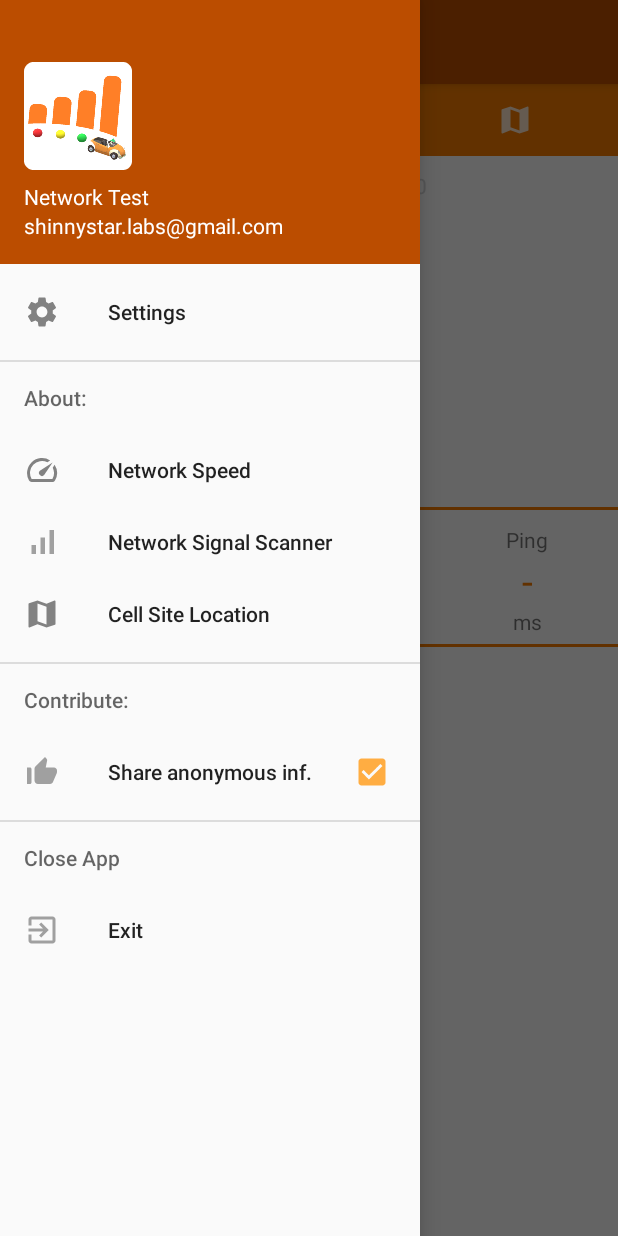
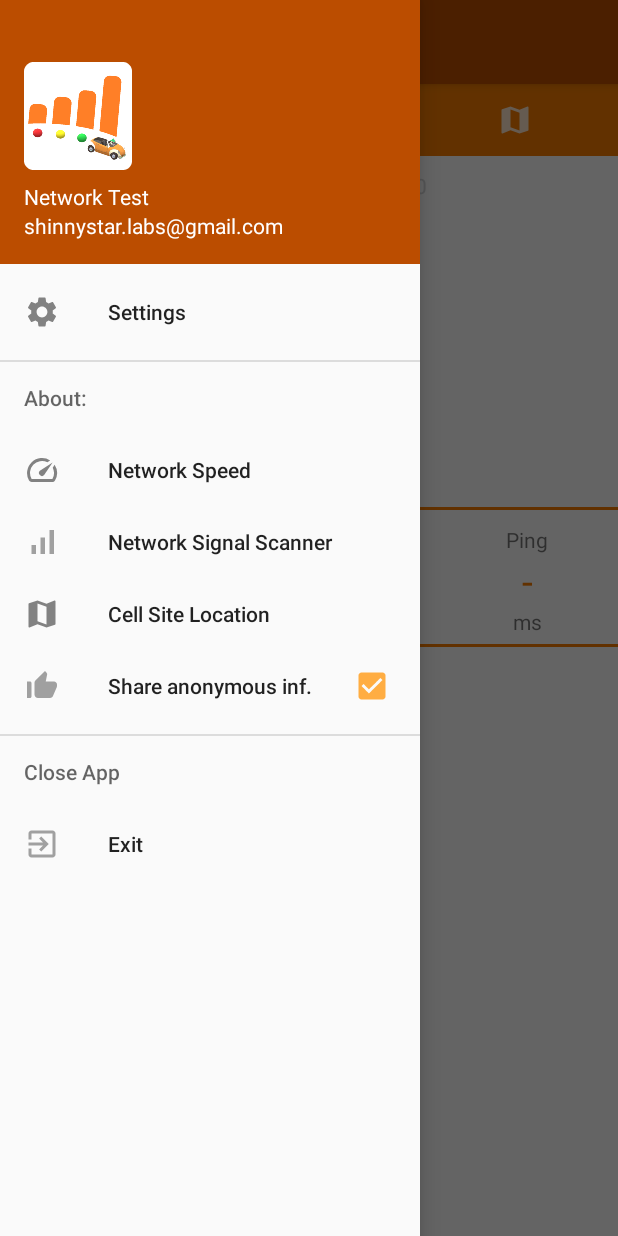
Before and after one commit to lestelor/FindYourAntenna, an Android app: the screen it shows after launch (MainActivity), with the side drawer open, on a phone screen of 412 x 824 dp. Run offline under Robolectric (Android 15) with nearby library versions, the phone set to English and light mode, and no system bars; our stand-ins replace AdMob, Firebase (no records; nobody signed in at launch, a user with empty details on screens opened directly), navigation-ui; libraries missing offline, so code that uses them is left out: com.github.anastr.speedviewlib, fr.bmartel.speedtest; plain views replace SpeedView; 17 statements that could not run were skipped.

```diff
--- a/app/src/main/java/lestelabs/antenna/ui/main/MainActivity.kt
+++ b/app/src/main/java/lestelabs/antenna/ui/main/MainActivity.kt
@@ -105,7 +105,7 @@ interface GetfileState {
         /*Cast MenuItem to CheckBox
           CheckBox checkBox= (CheckBox) menuItem.getActionView();
           */
-        checkBox = navigationView.menu.getItem(2).subMenu.getItem(0).actionView as CheckBox
+        checkBox = navigationView.menu.getItem(2).actionView as CheckBox
 
         val sharedPreferences = baseContext.getSharedPreferences("sharedpreferences", Context.MODE_PRIVATE)
         val pleaseContribute = sharedPreferences.getBoolean("please_contribute", true)
@@ -123,7 +123,7 @@ interface GetfileState {
         })
 
 
-        Log.d("cfauli", "submenu " + navigationView.menu.getItem(2).subMenu.getItem(0).toString())
+        Log.d("cfauli", "submenu " + navigationView.menu.getItem(2).toString())
 
         if ((ActivityCompat.checkSelfPermission(this, Manifest.permission.READ_PHONE_STATE) != PackageManager.PERMISSION_GRANTED) ||
             (ActivityCompat.checkSelfPermission(this, Manifest.permission.ACCESS_FINE_LOCATION) != PackageManager.PERMISSION_GRANTED)) {
@@ -131,8 +131,8 @@ interface GetfileState {
             Thread.sleep(1000)
         }
 
-
-        checkAllPermission {
+        // wait until all permissions cleared
+        checkAllPermission(this) {}
 
         tabLayout.addTab(tabLayout.newTab())
         tabLayout.addTab(tabLayout.newTab())
@@ -180,7 +180,7 @@ interface GetfileState {
             override fun onTabUnselected(tab: TabLayout.Tab) {}
             override fun onTabReselected(tab: TabLayout.Tab) {}
         })
-        }
+
     }
 
 
@@ -193,20 +193,6 @@ interface GetfileState {
 
         return true
     }*/
-
-
-
-    fun checkAllPermission(callback: (Boolean) -> Unit) {
-        while ((ActivityCompat.checkSelfPermission(this, Manifest.permission.READ_PHONE_STATE) != PackageManager.PERMISSION_GRANTED) ||
-            (ActivityCompat.checkSelfPermission(this, Manifest.permission.ACCESS_FINE_LOCATION) != PackageManager.PERMISSION_GRANTED)) {
-            Thread.sleep(1000)
-        }
-        callback(true)
-    }
-
-
-
-
 
     companion object {
         const val PERMISSION_REQUEST_CODE = 1
--- a/app/src/main/java/lestelabs/antenna/ui/main/Tab1.kt
+++ b/app/src/main/java/lestelabs/antenna/ui/main/Tab1.kt
@@ -79,7 +79,7 @@ class Tab1 : Fragment() {
     var clockTimerHanlerActive = false
     private lateinit var mHandlerTask: Runnable
     private var firstOnResume = true
-    private var minTime:Long = 1000
+    private var minTime:Long = 10000
 
     private lateinit var tvDownload:TextView
     private lateinit var tvUpload:TextView
@@ -112,6 +112,7 @@ class Tab1 : Fragment() {
     override fun onStart() {
         // call the superclass method first
         super.onStart()
+
         Log.d("cfauli", "OnStart Tab1")
     }
     override fun onStop() {
@@ -140,6 +141,8 @@ class Tab1 : Fragment() {
         Log.d("cfauli", "OnCreateView TAB1")
         // Inflate view
         fragmentView = inflater.inflate(R.layout.fragment_tab1, container, false)
+
+
             // layout widgets
             tvDownload = fragmentView.findViewById<View>(R.id.tvSpeedtestDownload) as TextView
             tvUpload = fragmentView.findViewById<View>(R.id.tvSpeedtestUpload) as TextView
@@ -148,7 +151,10 @@ class Tab1 : Fragment() {
             speedometer = fragmentView.findViewById<SpeedView>(R.id.speedView)
             //val fab: ImageView = fragmentView.findViewById(R.id.btSpeedTest)
             db = FirebaseFirestore.getInstance()
+
+
         fusedLocationClient = LocationServices.getFusedLocationProviderClient(requireContext())
+
 
             val arrayOfSpeed: ArrayList<SpeedTest> = ArrayList<SpeedTest>()
             val adapter = SpeedAdapter(activity, arrayOfSpeed)
@@ -156,17 +162,14 @@ class Tab1 : Fragment() {
             val listView = fragmentView.findViewById(R.id.speedList) as ListView
             listView.adapter = adapter
             adapter.clear()
-        var listOfSpeedTest =fillSpeedList(false, "", "", "", "")
+            var listOfSpeedTest = fillSpeedList(false, "", "", "", "")
             adapter.addAll(listOfSpeedTest)
             adapter.notifyDataSetChanged()
 
 
-
-
-
             val downLoadFile = Constants.SPEEDTESTDOWNLOAD[3 * (speedTestType) + speedTestFile]
-        var upLoadFile: String =""
-        when(speedTestType) {
+            var upLoadFile: String = ""
+            when (speedTestType) {
                 0, 1 -> upLoadFile = Constants.SPEEDTESTUPLOAD[0]
                 2 -> {
                     var fileName = SpeedTestUtils.generateFileName() + ".txt"
@@ -178,7 +181,6 @@ class Tab1 : Fragment() {
             Log.d("cfauli", "up file " + upLoadFile)
 
 
-
             // Admod
             mAdView = fragmentView.findViewById(R.id.adViewFragment1)
             MobileAds.initialize(requireActivity())
@@ -188,7 +190,7 @@ class Tab1 : Fragment() {
                 .build()
 
             mAdView.loadAd(adRequest)
-        mAdView.adListener = object: AdListener() {
+            mAdView.adListener = object : AdListener() {
                 override fun onAdLoaded() {
                     // Code to be executed when an ad finishes loading.
                 }
@@ -216,9 +218,11 @@ class Tab1 : Fragment() {
                     // to the app after tapping on an ad.
                 }
             }
-        val sharedPreferences = requireActivity().getSharedPreferences("sharedpreferences", Context.MODE_PRIVATE)
-        minTime  = sharedPreferences.getInt("num_time_samples", getString(R.string.minTimeSample).toInt()).toLong() * 1000
+            // Set a fixed minTime in order to control whether the speedtesttimer is exceeded
+            //val sharedPreferences = requireActivity().getSharedPreferences("sharedpreferences", Context.MODE_PRIVATE)
+            //minTime  = sharedPreferences.getInt("num_time_samples", getString(R.string.minTimeSample).toInt()).toLong() * 1000
             startMobileScannerTab1(fragmentView)
+
 
             // speedometer parametters
             speedometer.unit = "Mbps"
@@ -226,18 +230,18 @@ class Tab1 : Fragment() {
             speedometer.maxSpeed = 120.0f
             speedometer.withTremble = false
             speedometer.sections[0].color = Color.RED
-        speedometer.sections[0].endOffset = (1f/1.2f) * 0.1f
+            speedometer.sections[0].endOffset = (1f / 1.2f) * 0.1f
             speedometer.sections[1].color = Color.YELLOW
-        speedometer.sections[1].startOffset = (1f/1.2f) * 0.1f
-        speedometer.sections[1].endOffset = (1f/1.2f) * 0.2f
+            speedometer.sections[1].startOffset = (1f / 1.2f) * 0.1f
+            speedometer.sections[1].endOffset = (1f / 1.2f) * 0.2f
             speedometer.sections[2].color = Color.GREEN
-        speedometer.sections[2].startOffset = (1f/1.2f) * 0.2f
+            speedometer.sections[2].startOffset = (1f / 1.2f) * 0.2f
 
             /*speedTestSocket.downloadSetupTime = 1000
         speedTestSocket.uploadSetupTime = 1000
         speedTestSocket.socketTimeout = 1000*/
 
-        var buttonColor:Boolean
+            var buttonColor: Boolean
 
             val policy = StrictMode.ThreadPolicy.Builder().permitAll().build()
             StrictMode.setThreadPolicy(policy)
@@ -250,20 +254,20 @@ class Tab1 : Fragment() {
                 fillNetworkTextView(requireView())
 
 
-            if (speedTestRunningStep==0) {
+                if (speedTestRunningStep == 0) {
                     Toast.makeText(context, getString(R.string.SpeedTestStarted), Toast.LENGTH_SHORT).show()
                     Log.d("cfauli speedtest step0", speedTestRunningStep.toString())
                     buttonColor = false
                     ivButton.setImageResource(R.drawable.ic_switch_on_off_grey)
 
                     tvDownload.text = "-"
-                            tvUpload . text ="-"
-                            tvLatency . text ="-"
+                    tvUpload.text = "-"
+                    tvLatency.text = "-"
                     testTimeStart = System.currentTimeMillis() % 1000000
                     speedTestRunningStep = 1
 
                     // Here we choose the file to dowload fron Object Constants
-                            speedTestSocket . startDownloadRepeat(downLoadFile,
+                    speedTestSocket.startDownloadRepeat(downLoadFile,
                         10000, 1000, object : IRepeatListener {
                             override fun onCompletion(report: SpeedTestReport) {
                                 testTimeStart = System.currentTimeMillis() % 1000000
@@ -397,8 +401,9 @@ class Tab1 : Fragment() {
             params.putString(FirebaseAnalytics.Param.ITEM_CATEGORY, "screen")
             params.putString(FirebaseAnalytics.Param.ITEM_NAME, "Tab1")
             firebaseAnalytics.logEvent(FirebaseAnalytics.Event.VIEW_ITEM, params)
+Log.d ("cfauli", "Oncreateview tab1 final")
+            return fragmentView
 
-        return fragmentView
     }
 
 
@@ -433,13 +438,14 @@ class Tab1 : Fragment() {
         super.onResume()
 
         telephonyManager = context?.getSystemService(Context.TELEPHONY_SERVICE) as TelephonyManager
-        val sharedPreferences = requireActivity().getSharedPreferences("sharedpreferences", Context.MODE_PRIVATE)
-        minTime  = sharedPreferences.getInt("num_time_samples", 10).toLong() * 1000
+        //val sharedPreferences = requireActivity().getSharedPreferences("sharedpreferences", Context.MODE_PRIVATE)
+        //minTime  = sharedPreferences.getInt("num_time_samples", 10).toLong() * 1000
 
         // firstOnResume = true if activity is destroyed (back) and goes trough a oncreateview, in order not to repeat the scanners
         if (!firstOnResume) startMobileScannerTab1(requireView())
         firstOnResume = false
         Log.d("cfauli", "OnResume tab1")
+
     }
 
     /**
@@ -518,7 +524,7 @@ class Tab1 : Fragment() {
     fun fillNetworkTextView(view: View) {
         /// fill the mobile layout --------------------------------------------
         // Lookup view for data population
-        Log.d("cfauli", "fillMobileTextView")
+        //Log.d("cfauli", "fillMobileTextView")
         val tvNetwork = view.findViewById<View>(R.id.tvTab1MobileNetworkType) as TextView
         if (Connectivity.isConnectedMobile(requireContext())) networkType = "MOBILE"
         else if (Connectivity.isConnectedWifi(requireContext())) networkType = "WIFI"
@@ -527,7 +533,7 @@ class Tab1 : Fragment() {
             if (firstOnResume)   telephonyManager = context?.getSystemService(Context.TELEPHONY_SERVICE) as TelephonyManager
 
             pDevice = loadCellInfo(telephonyManager)
-            Log.d("cfauli pDevice ", pDevice.toString())
+            //Log.d("cfauli pDevice ", pDevice.toString())
 
             listNetwork = pDevice.type + " " + "%.1f".format(calculateFreq(pDevice.type, pDevice.band)) + "MHz " + pDevice.dbm + "dBm id: " + pDevice.mcc + "-" + pDevice.mnc + "-" + pDevice.lac + "-" + pDevice.cid
             tvNetwork.text = listNetwork
--- a/app/src/main/java/lestelabs/antenna/ui/main/Tab2.kt
+++ b/app/src/main/java/lestelabs/antenna/ui/main/Tab2.kt
@@ -40,7 +40,7 @@ class Tab2 : Fragment() {
     //private var mListener: Tab2.OnFragmentInteractionListener? = null
     lateinit var mAdView : AdView
     private var firstOnResume = true
-    private var minTime:Long = 1000
+    private var minTime:Long = 10000
 
     private var thresMobBlack: Int = Constants.MINMOBILESIGNALBLACK.toInt()
     private var thresMobRed: Int = Constants.MINMOBILESIGNALRED.toInt()
@@ -67,8 +67,9 @@ class Tab2 : Fragment() {
             mParam1 = requireArguments().getString(ARG_PARAM1)
             mParam2 = requireArguments().getString(ARG_PARAM2)
         }
-        val sharedPreferences = requireActivity().getSharedPreferences("sharedpreferences", Context.MODE_PRIVATE)
-        minTime  = sharedPreferences.getInt("num_time_samples",getString(R.string.minTimeSample).toInt()).toLong() * 1000
+        //set a fixed mintime in order no refresh the mobile ifo every xx sec - set in the constant section
+        //val sharedPreferences = requireActivity().getSharedPreferences("sharedpreferences", Context.MODE_PRIVATE)
+        //minTime  = sharedPreferences.getInt("num_time_samples",getString(R.string.minTimeSample).toInt()).toLong() * 1000
 
     }
 
@@ -131,9 +132,9 @@ class Tab2 : Fragment() {
                 // to the app after tapping on an ad.
             }
         }
+
         // fill the mobile list every mintime secs
-
-        minTime  = sharedPreferences.getInt("num_time_samples",getString(R.string.minTimeSample).toInt()).toLong() * 1000
+        //minTime  = sharedPreferences.getInt("num_time_samples",getString(R.string.minTimeSample).toInt()).toLong() * 1000
         startMobileScannerTab2(fragmentView)
 
         /// fill the wifi list --------------------------------------------
@@ -214,8 +215,8 @@ class Tab2 : Fragment() {
     override fun onResume() {
         super.onResume()
         Log.d("cfauli","OnResume Tab2 " + firstOnResume)
-        val sharedPreferences = requireActivity().getSharedPreferences("sharedpreferences", Context.MODE_PRIVATE)
-        minTime  = sharedPreferences.getInt("num_time_samples",10).toLong() * 1000
+        //val sharedPreferences = requireActivity().getSharedPreferences("sharedpreferences", Context.MODE_PRIVATE)
+        //minTime  = sharedPreferences.getInt("num_time_samples",10).toLong() * 1000
 
         // firstOnResume = true if activity is destroyed (back) and goes trough a oncreateview, in order not to repeat the scanners
         if (!firstOnResume) startMobileScannerTab2(requireView())
@@ -268,9 +269,11 @@ class Tab2 : Fragment() {
 
         var pDevice: DevicePhone = DevicePhone()
 
-        if (Connectivity.isConnectedMobile(requireContext())) {
+
+        // Remove the condition since we also want the info when is wifi connected
+        //if (Connectivity.isConnectedMobile(requireContext())) {
                 pDevice = loadCellInfo(telephonyManager)
-        }
+        //}
 
         tvMobile.text = getString(R.string.MobileTxt)
         tvLevel.text = pDevice.dbm.toString() + "dBm"
--- a/app/src/main/java/lestelabs/antenna/ui/main/Tab3.kt
+++ b/app/src/main/java/lestelabs/antenna/ui/main/Tab3.kt
@@ -902,7 +902,7 @@ open class Tab3 : Fragment() , OnMapReadyCallback {
         Log.d("cfauli", "Zoom zoom " + distance)
         var mZoom = 13f
         when {
-            distance < 500  -> mZoom = 16f
+            distance < 500  -> mZoom = 15f
             distance < 2000  -> mZoom = 14f
             distance < 5000  -> mZoom = 12f
             distance < 10000  -> mZoom = 10f
--- /dev/null
+++ b/app/src/main/java/lestelabs/antenna/ui/main/checkAllPermission.kt
@@ -0,0 +1,15 @@
+package lestelabs.antenna.ui.main
+
+import android.Manifest
+import android.content.Context
+import android.content.pm.PackageManager
+import androidx.core.app.ActivityCompat
+
+
+fun checkAllPermission(context:Context, callback: (Boolean) -> Unit) {
+    while ((ActivityCompat.checkSelfPermission(context, Manifest.permission.READ_PHONE_STATE) != PackageManager.PERMISSION_GRANTED) ||
+        (ActivityCompat.checkSelfPermission(context, Manifest.permission.ACCESS_FINE_LOCATION) != PackageManager.PERMISSION_GRANTED)) {
+        Thread.sleep(1000)
+    }
+    callback(true)
+}
--- a/app/src/main/java/lestelabs/antenna/ui/main/scanner/loadCellInfo.kt
+++ b/app/src/main/java/lestelabs/antenna/ui/main/scanner/loadCellInfo.kt
@@ -29,9 +29,9 @@ fun loadCellInfo(tm: TelephonyManager): DevicePhone {
     try {
 
         val cellInfoList = tm.allCellInfo
-        Log.d("cfauli", "gps cellinfolist" + cellInfoList )
+        //Log.d("cfauli", "gps cellinfolist" + cellInfoList )
         if (cellInfoList != null && cellInfoList.size>0) {
-            Log.d("cfauli", "gps cellinfolist 2" + cellInfoList )
+            //Log.d("cfauli", "gps cellinfolist 2" + cellInfoList )
             val info = cellInfoList.first()
 
             //Network Type
--- a/app/src/main/res/menu/activity_main_drawer.xml
+++ b/app/src/main/res/menu/activity_main_drawer.xml
@@ -5,7 +5,9 @@
     tools:showIn="@android:layout/test_list_item">
 
 
+
     <item
+
         android:checkable="false"
         android:id="@+id/nav_settings"
         android:icon="@drawable/ic_settings"
@@ -35,19 +37,18 @@
         </menu>
     </item>
 
-    <item android:title="@string/contribute">
-        <menu>
+
     <item
     android:checkable="false"
     app:actionViewClass="android.widget.CheckBox"
     android:id="@+id/nav_contribute"
     android:icon="@drawable/ic_contribute"
     android:title="@string/Contribute" />
-        </menu>
-    </item>
+
 
     <item android:title="@string/close_app">
         <menu>
+
             <item
                 android:checkable="false"
                 android:id="@+id/nav_exit"
@@ -56,5 +57,4 @@
         </menu>
     </item>
 
-
 </menu>
```
Lines whose indentation alone changed are shown as unchanged.
